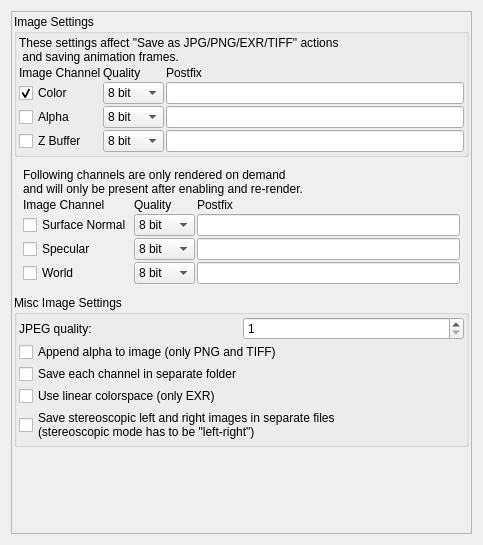
This is mandelbulber2/qt/image_save_dialog.ui in buddhi1980/mandelbulber2 as Qt 5 draws it before an edit. The edited form follows.
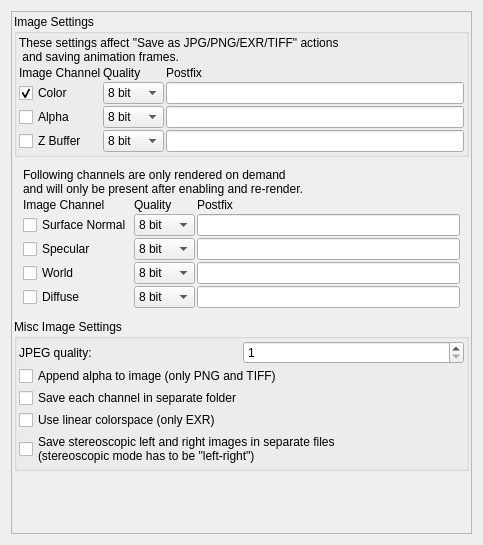
This is the edited form. Icons and pictures are not drawn. Custom widgets are drawn as their Qt base class.

Commit message: enabled diffuse image channel

Diff of the .ui file:
```diff
--- a/mandelbulber2/qt/image_save_dialog.ui
+++ b/mandelbulber2/qt/image_save_dialog.ui
@@ -360,6 +360,39 @@
                 </property>
                </widget>
               </item>
+              <item row="5" column="0">
+               <widget class="MyCheckBox" name="checkBox_diffuse_enabled">
+                <property name="text">
+                 <string>Diffuse</string>
+                </property>
+               </widget>
+              </item>
+              <item row="5" column="1">
+               <widget class="MyComboBox" name="comboBox_diffuse_quality">
+                <item>
+                 <property name="text">
+                  <string>8 bit</string>
+                 </property>
+                </item>
+                <item>
+                 <property name="text">
+                  <string>16 bit</string>
+                 </property>
+                </item>
+                <item>
+                 <property name="text">
+                  <string>32 bit</string>
+                 </property>
+                </item>
+               </widget>
+              </item>
+              <item row="5" column="2">
+               <widget class="MyLineEdit" name="text_diffuse_postfix">
+                <property name="text">
+                 <string/>
+                </property>
+               </widget>
+              </item>
              </layout>
             </widget>
            </item>
```
The commit also changes 7 other files.
